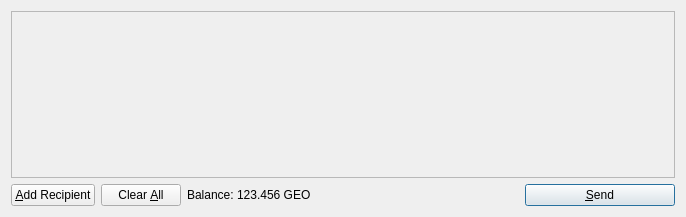
The window that src/qt/forms/sendcoinsdialog.ui (tretikoff/unitcurrency) describes before a commit, drawn with Qt 5.
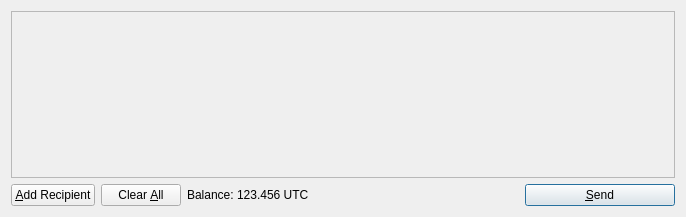
The same window after the commit. Icons and pictures are not drawn.

What changed in the file:
```diff
--- a/src/qt/forms/sendcoinsdialog.ui
+++ b/src/qt/forms/sendcoinsdialog.ui
@@ -119,7 +119,7 @@
           <cursorShape>IBeamCursor</cursorShape>
          </property>
          <property name="text">
-          <string>123.456 GEO</string>
+          <string>123.456 UTC</string>
          </property>
          <property name="textInteractionFlags">
           <set>Qt::LinksAccessibleByMouse|Qt::TextSelectableByKeyboard|Qt::TextSelectableByMouse</set>
```
